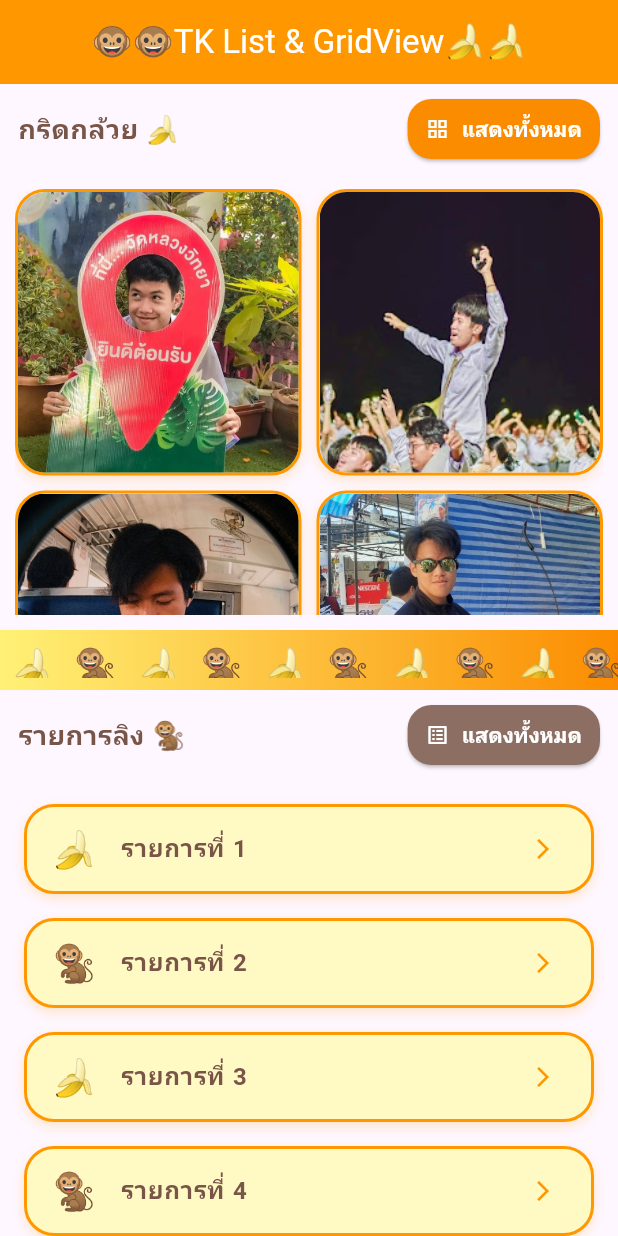
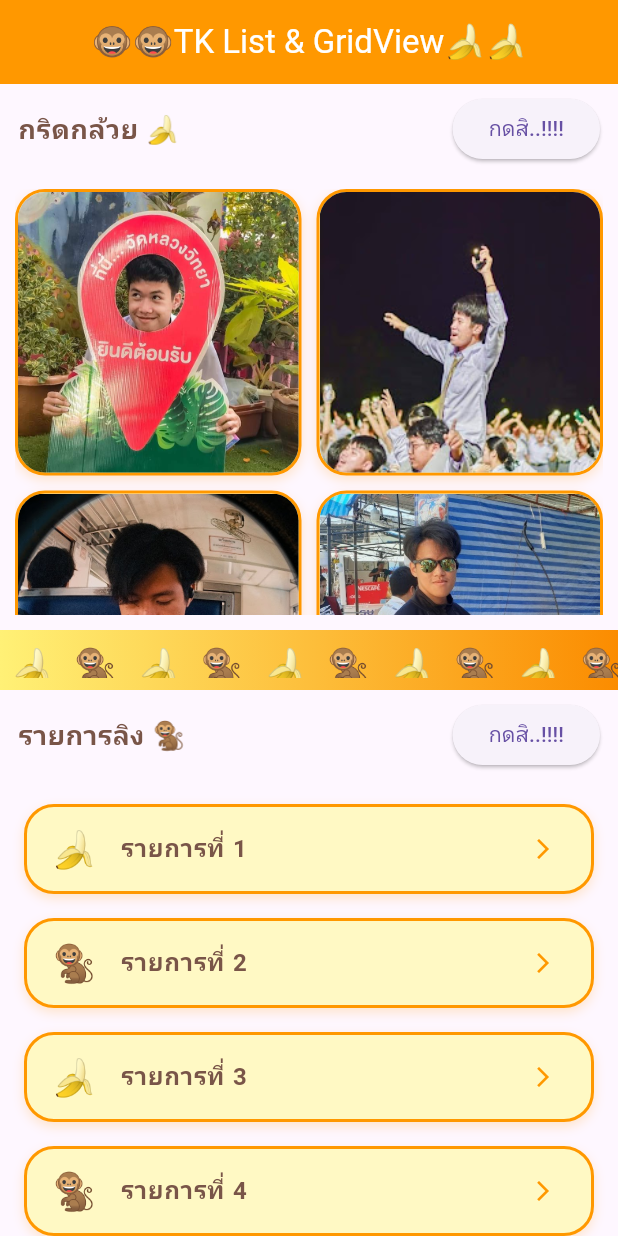
Before and after one commit to TkTossakan/Listview_app, a Flutter app: the screen it shows after launch, on a phone screen of 412 x 824 dp. Run offline on Flutter 3.47's test engine with Material 3 defaults, Android fonts, the phone set to English and light mode, and no system bars; our stand-ins replace get.

Commit message:
เพิ่มปุ่ม+ติดตั้งGet

```diff
--- a/lib/main.dart
+++ b/lib/main.dart
@@ -1,4 +1,7 @@
 import 'package:flutter/material.dart';
+import 'package:get/get.dart';
+import 'package:listview_app/gallery.dart';
+import 'package:listview_app/list.dart';
 
 void main() {
   runApp(const MainApp());
@@ -22,7 +25,7 @@ class MainApp extends StatelessWidget {
       'assets/images/10.jpg',
     ];
 
-    return MaterialApp(
+    return GetMaterialApp(
       debugShowCheckedModeBanner: false,
       home: Scaffold(
         appBar: AppBar(
@@ -42,8 +45,8 @@ class MainApp extends StatelessWidget {
                     padding: const EdgeInsets.symmetric(horizontal: 12, vertical: 6),
                     child: Row(
                       mainAxisAlignment: MainAxisAlignment.spaceBetween,
-                      children: const [
-                        Text(
+                      children: [
+                        const Text(
                           'กริดกล้วย 🍌',
                           style: TextStyle(
                             fontSize: 18,
@@ -51,7 +54,13 @@ class MainApp extends StatelessWidget {
                             color: Colors.brown,
                           ),
                         ),
-                        ShowAllGridButton(),
+                        const SizedBox(height: 20),
+                        ElevatedButton(
+                          onPressed: () {
+                            Get.to(() => const Gallery());
+                          },
+                          child: const Text("กดสิ..!!!!"),
+                        ),
                       ],
                     ),
                   ),
@@ -132,8 +141,8 @@ class MainApp extends StatelessWidget {
                     padding: const EdgeInsets.symmetric(horizontal: 12, vertical: 6),
                     child: Row(
                       mainAxisAlignment: MainAxisAlignment.spaceBetween,
-                      children: const [
-                        Text(
+                      children: [
+                        const Text(
                           'รายการลิง 🐒',
                           style: TextStyle(
                             fontSize: 18,
@@ -141,7 +150,13 @@ class MainApp extends StatelessWidget {
                             color: Colors.brown,
                           ),
                         ),
-                        ShowAllListButton(),
+                        const SizedBox(height: 20),
+                        ElevatedButton(
+                          onPressed: () {
+                            Get.to(() => const ListPage());
+                          },
+                          child: const Text("กดสิ..!!!!"),
+                        ),
                       ],
                     ),
                   ),
@@ -195,61 +210,3 @@ class MainApp extends StatelessWidget {
     );
   }
 }
-
-// 🔘 ปุ่มสำหรับ GridView
-class ShowAllGridButton extends StatelessWidget {
-  const ShowAllGridButton({super.key});
-
-  @override
-  Widget build(BuildContext context) {
-    return ElevatedButton.icon(
-      onPressed: () {
-        ScaffoldMessenger.of(context).showSnackBar(
-          const SnackBar(content: Text('แสดงทั้งหมดในกริดกล้วย 🍌')),
-        );
-      },
-      style: ElevatedButton.styleFrom(
-        backgroundColor: Colors.orange.shade600,
-        foregroundColor: Colors.white,
-        padding: const EdgeInsets.symmetric(horizontal: 12, vertical: 6),
-        shape: RoundedRectangleBorder(
-          borderRadius: BorderRadius.circular(16),
-        ),
-      ),
-      icon: const Icon(Icons.grid_view, size: 16),
-      label: const Text(
-        'แสดงทั้งหมด',
-        style: TextStyle(fontWeight: FontWeight.bold),
-      ),
-    );
-  }
-}
-
-// 🔘 ปุ่มสำหรับ ListView
-class ShowAllListButton extends StatelessWidget {
-  const ShowAllListButton({super.key});
-
-  @override
-  Widget build(BuildContext context) {
-    return ElevatedButton.icon(
-      onPressed: () {
-        ScaffoldMessenger.of(context).showSnackBar(
-          const SnackBar(content: Text('แสดงทั้งหมดในรายการลิง 🐒')),
-        );
-      },
-      style: ElevatedButton.styleFrom(
-        backgroundColor: Colors.brown.shade400,
-        foregroundColor: Colors.white,
-        padding: const EdgeInsets.symmetric(horizontal: 12, vertical: 6),
-        shape: RoundedRectangleBorder(
-          borderRadius: BorderRadius.circular(16),
-        ),
-      ),
-      icon: const Icon(Icons.list_alt, size: 16),
-      label: const Text(
-        'แสดงทั้งหมด',
-        style: TextStyle(fontWeight: FontWeight.bold),
-      ),
-    );
-  }
-}
--- a/pubspec.yaml
+++ b/pubspec.yaml
@@ -9,6 +9,7 @@ environment:
 dependencies:
   flutter:
     sdk: flutter
+  get: ^4.7.2
 
 dev_dependencies:
   flutter_test:
```
Also changed, not shown: lib/gallery.dart (+122 -1 lines), lib/list.dart (added, +113 -0 lines), pubspec.lock.
